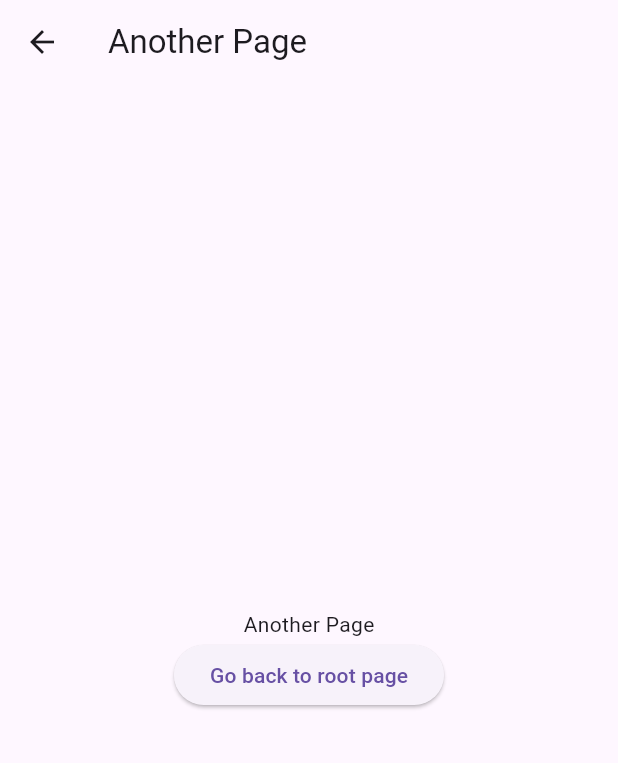
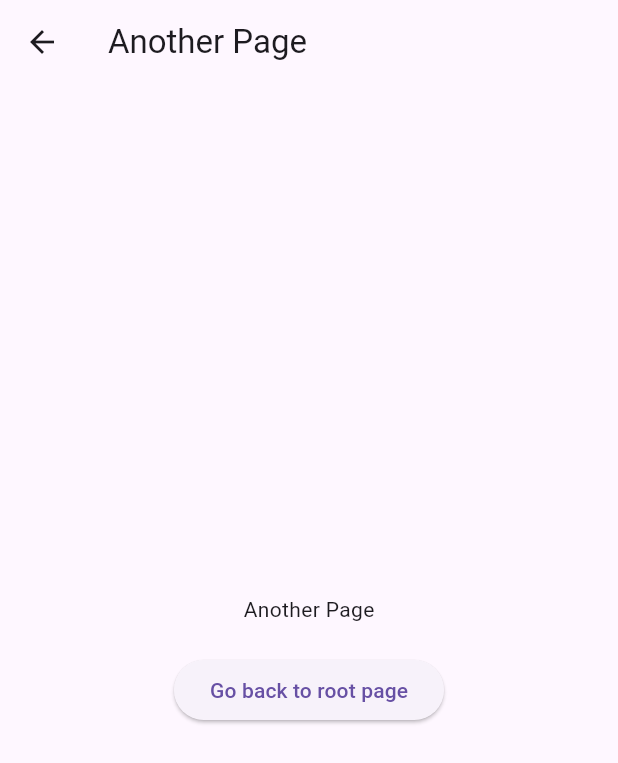
Before and after one commit to tensorcube-kr/tensorcube_flutter_playground, a Flutter app: the screen it shows after launch, after a tap on "Go to another page", on a phone screen of 412 x 824 dp. Shown: the top 763 px of the screen. Run offline on Flutter 3.47's test engine with Material 3 defaults, Android fonts, the light colour scheme and no system bars; our stand-ins replace flutter_riverpod, go_router, url_strategy.

Commit message:
update root page

```diff
--- a/lib/main.dart
+++ b/lib/main.dart
@@ -4,30 +4,33 @@ import 'package:flutter_riverpod/flutter_riverpod.dart';
 import 'package:go_router/go_router.dart';
 
 void main() {
-  // Use the web implementation of the url strategy
+  // URL 전략으로 path 방식을 사용하도록 설정합니다.
   setPathUrlStrategy();
+
   runApp(
-    // Wrap your app with the ProviderScope (riverpod)
+    // 앱을 ProviderScope로 감싸서 Riverpod를 사용할 수 있도록 합니다.
     const ProviderScope(
       child: MyApp(),
     ),
   );
 }
 
+// GoRouter를 사용하여 라우트를 정의합니다.
 final GoRouter _router = GoRouter(routes: <RouteBase>[
   GoRoute(
-      path: '/',
+    path: '/', // 루트 경로
     builder: (BuildContext context, GoRouterState state) {
-        return const RootPage();
+      return const RootPage(); // 루트 경로에 대응하는 위젯을 반환합니다.
     },
     routes: <RouteBase>[
       GoRoute(
-          path: 'another',
+        path: 'another', // '/another' 경로
         builder: (BuildContext context, GoRouterState state) {
-            return const AnotherPage();
+          return const AnotherPage(); // '/another' 경로에 대응하는 위젯을 반환합니다.
         },
       )
-      ])
+    ],
+  ),
 ]);
 
 class MyApp extends StatelessWidget {
@@ -36,7 +39,7 @@ class MyApp extends StatelessWidget {
   @override
   Widget build(BuildContext context) {
     return MaterialApp.router(
-      routerConfig: _router,
+      routerConfig: _router, // GoRouter 설정을 사용합니다.
     );
   }
 }
@@ -48,18 +51,19 @@ class RootPage extends StatelessWidget {
   Widget build(BuildContext context) {
     return Scaffold(
       appBar: AppBar(
-        title: const Text('Root Page'),
+        title: const Text('Root Page'), // 앱바 제목
       ),
       body: Center(
         child: Column(
           mainAxisAlignment: MainAxisAlignment.center,
           children: <Widget>[
-            const Text('Root Page'),
+            const Text('Root Page'), // 화면 중앙에 표시되는 텍스트
+            const SizedBox(height: 20), // 간격을 추가합니다.
             ElevatedButton(
               onPressed: () {
-                context.go('/another');
+                context.go('/another'); // '/another' 경로로 이동합니다.
               },
-              child: const Text('Go to another page'),
+              child: const Text('Go to another page'), // 버튼 텍스트
             ),
           ],
         ),
@@ -75,18 +79,19 @@ class AnotherPage extends StatelessWidget {
   Widget build(BuildContext context) {
     return Scaffold(
       appBar: AppBar(
-        title: const Text('Another Page'),
+        title: const Text('Another Page'), // 앱바 제목
       ),
       body: Center(
         child: Column(
           mainAxisAlignment: MainAxisAlignment.center,
           children: <Widget>[
-            const Text('Another Page'),
+            const Text('Another Page'), // 화면 중앙에 표시되는 텍스트
+            const SizedBox(height: 20), // 간격을 추가합니다.
             ElevatedButton(
               onPressed: () {
-                context.go('/');
+                context.go('/'); // 루트 경로로 이동합니다.
               },
-              child: const Text('Go back to root page'),
+              child: const Text('Go back to root page'), // 버튼 텍스트
             ),
           ],
         ),
```
Lines whose indentation alone changed are shown as unchanged.
